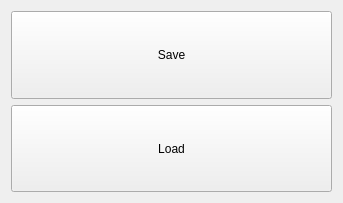
The window that test.ui (wapmobil/SpaceTimeBot) describes before a commit, drawn with Qt 5.
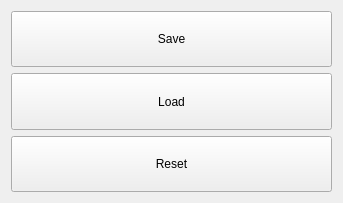
The same window after the commit.

Commit message: добавил базу, переделал меню

The edit to the form file:
```diff
--- a/test.ui
+++ b/test.ui
@@ -40,6 +40,19 @@
      </property>
     </widget>
    </item>
+   <item>
+    <widget class="QPushButton" name="buttonReset">
+     <property name="sizePolicy">
+      <sizepolicy hsizetype="Minimum" vsizetype="Minimum">
+       <horstretch>0</horstretch>
+       <verstretch>0</verstretch>
+      </sizepolicy>
+     </property>
+     <property name="text">
+      <string>Reset</string>
+     </property>
+    </widget>
+   </item>
   </layout>
  </widget>
  <resources/>
```
The commit also changes 1 other file.
